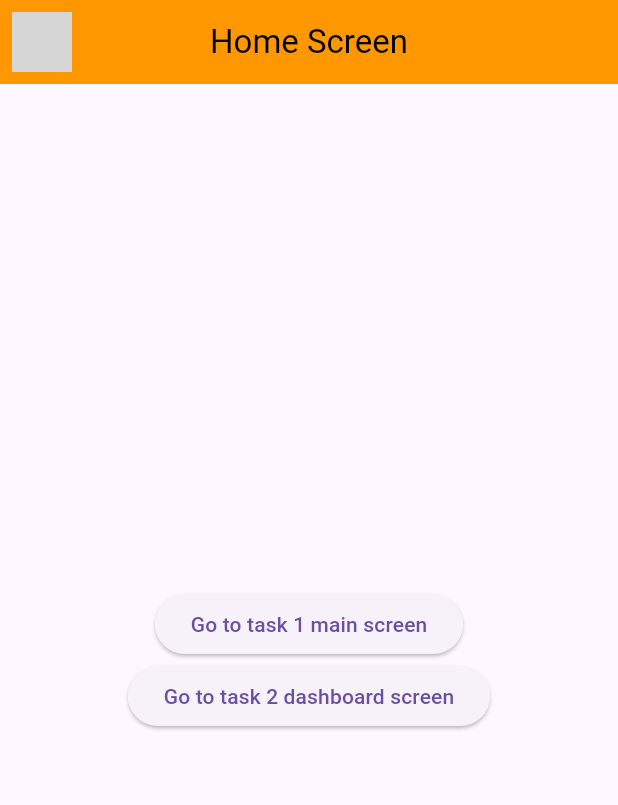
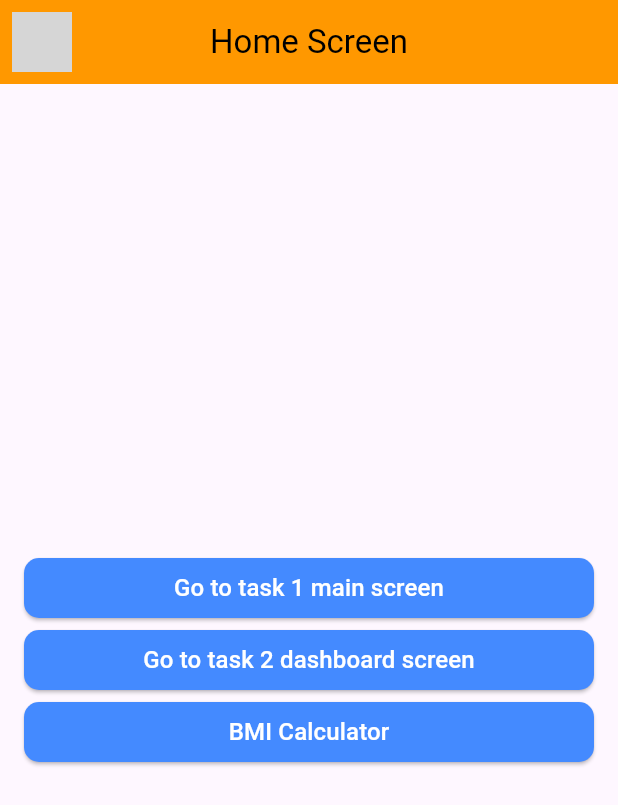
Before and after one commit to shivapal004/lufick-project, a Flutter app: the screen it shows once a user with an empty profile is signed in, on a phone screen of 412 x 824 dp. Shown: the top 805 px of the screen. Run offline on Flutter 3.47's test engine with Material 3 defaults, Android fonts, the phone set to English and light mode, and no system bars; our stand-ins replace cloud_firestore, date_time_picker, firebase_auth, firebase_core, fluttertoast, google_sign_in; accounts and stored records are empty; network calls fail; grey boxes are pictures that could not be loaded.

Commit message:
(INCOMPLETE) bmi feature
add elevated button
updated new button

```diff
--- a/lib/screens/home_screen.dart
+++ b/lib/screens/home_screen.dart
@@ -1,3 +1,4 @@
+import 'package:authentication_app/screens/BMI%20Calculator/bmi_home_page.dart';
 import 'package:authentication_app/screens/profile_screen.dart';
 import 'package:authentication_app/screens/task_one/main_screen.dart';
 import 'package:authentication_app/screens/task_two/dashboard_screen.dart';
@@ -28,8 +29,7 @@ class _HomeScreenState extends State<HomeScreen> {
           Provider.of<CourseProvider>(context, listen: false);
       final enrollmentProvider =
           Provider.of<EnrollmentProvider>(context, listen: false);
-      final dataProvider =
-      Provider.of<DataProvider>(context, listen: false);
+      final dataProvider = Provider.of<DataProvider>(context, listen: false);
       await studentProvider.getStudents();
       await courseProvider.getCourses();
       await enrollmentProvider.getEnrollments();
@@ -60,31 +60,79 @@ class _HomeScreenState extends State<HomeScreen> {
           ),
         ),
       ),
-      body: Column(
+      body: Padding(
+        padding: const EdgeInsets.all(16.0),
+        child: Column(
           mainAxisAlignment: MainAxisAlignment.center,
           children: [
             Center(
+              child: SizedBox(
+                width: double.infinity,
                 child: ElevatedButton(
+                    style: ElevatedButton.styleFrom(
+                      shape: RoundedRectangleBorder(
+                        borderRadius: BorderRadius.circular(10),
+                      ),
+                      foregroundColor: Colors.white,
+                      backgroundColor: Colors.blueAccent,
+                    ),
                     onPressed: () {
                       Navigator.push(
                           context,
                           MaterialPageRoute(
                               builder: (_) => const MainScreen()));
                     },
-                child: const Text("Go to task 1 main screen")),
+                    child: const Text(
+                      "Go to task 1 main screen",
+                      style: TextStyle(fontSize: 16),
+                    )),
               ),
-          ElevatedButton(
+            ),
+            SizedBox(
+              width: double.infinity,
+              child: ElevatedButton(
+                  style: ElevatedButton.styleFrom(
+                    shape: RoundedRectangleBorder(
+                      borderRadius: BorderRadius.circular(10),
+                    ),
+                    foregroundColor: Colors.white,
+                    backgroundColor: Colors.blueAccent,
+                  ),
                   onPressed: () {
                     Navigator.push(
                         context,
                         MaterialPageRoute(
                             builder: (_) => const DashboardScreen()));
                   },
-              child: const Text("Go to task 2 dashboard screen")),
-
+                  child: const Text(
+                    "Go to task 2 dashboard screen",
+                    style: TextStyle(fontSize: 16),
+                  )),
+            ),
+            SizedBox(
+              width: double.infinity,
+              child: ElevatedButton(
+                  style: ElevatedButton.styleFrom(
+                    shape: RoundedRectangleBorder(
+                      borderRadius: BorderRadius.circular(10),
+                    ),
+                    foregroundColor: Colors.white,
+                    backgroundColor: Colors.blueAccent,
+                  ),
+                  onPressed: () {
+                    Navigator.push(
+                        context,
+                        MaterialPageRoute(
+                            builder: (_) => const BmiHomePage()));
+                  },
+                  child: const Text(
+                    "BMI Calculator",
+                    style: TextStyle(fontSize: 16),
+                  )),
+            ),
           ],
         ),
-
+      ),
     );
   }
 }
```
Lines whose indentation alone changed are shown as unchanged.
